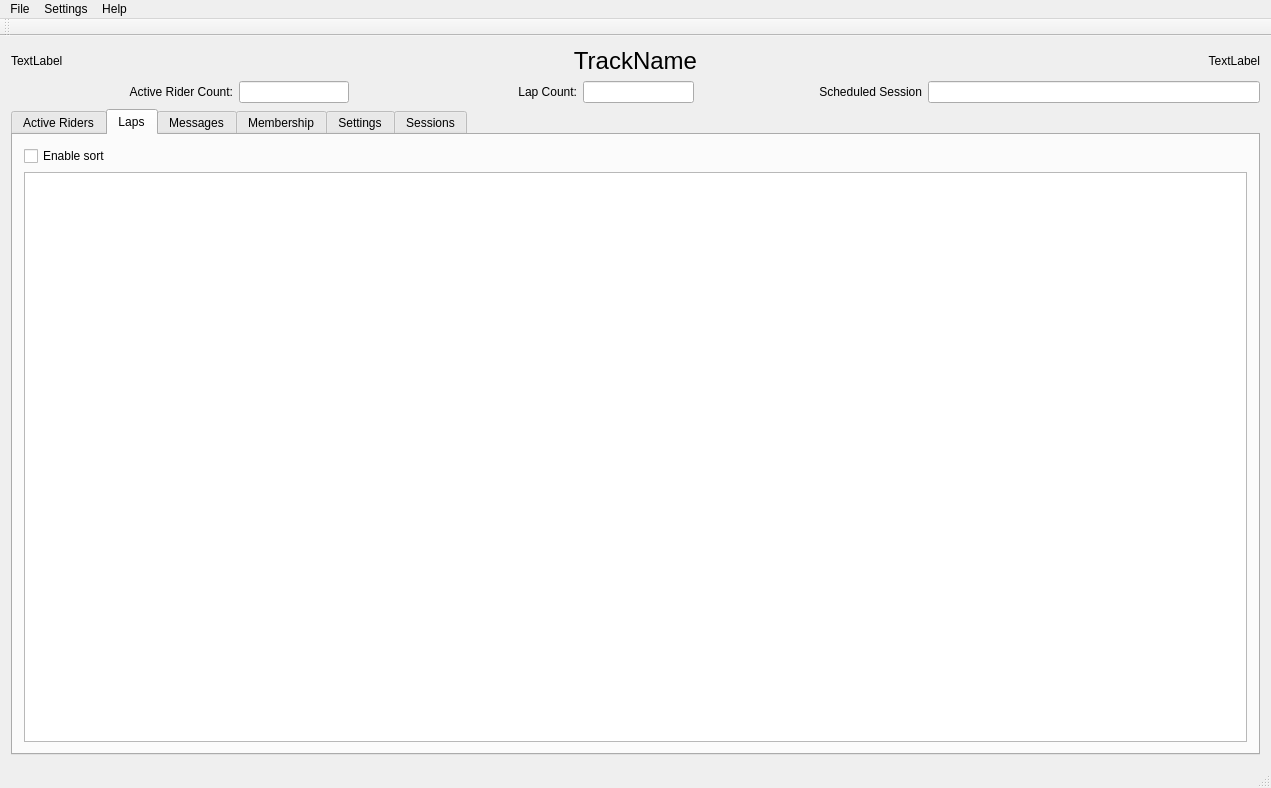
First picture: the form in src/mainwindow.ui, repository mbuckaway/laps, before the edit.
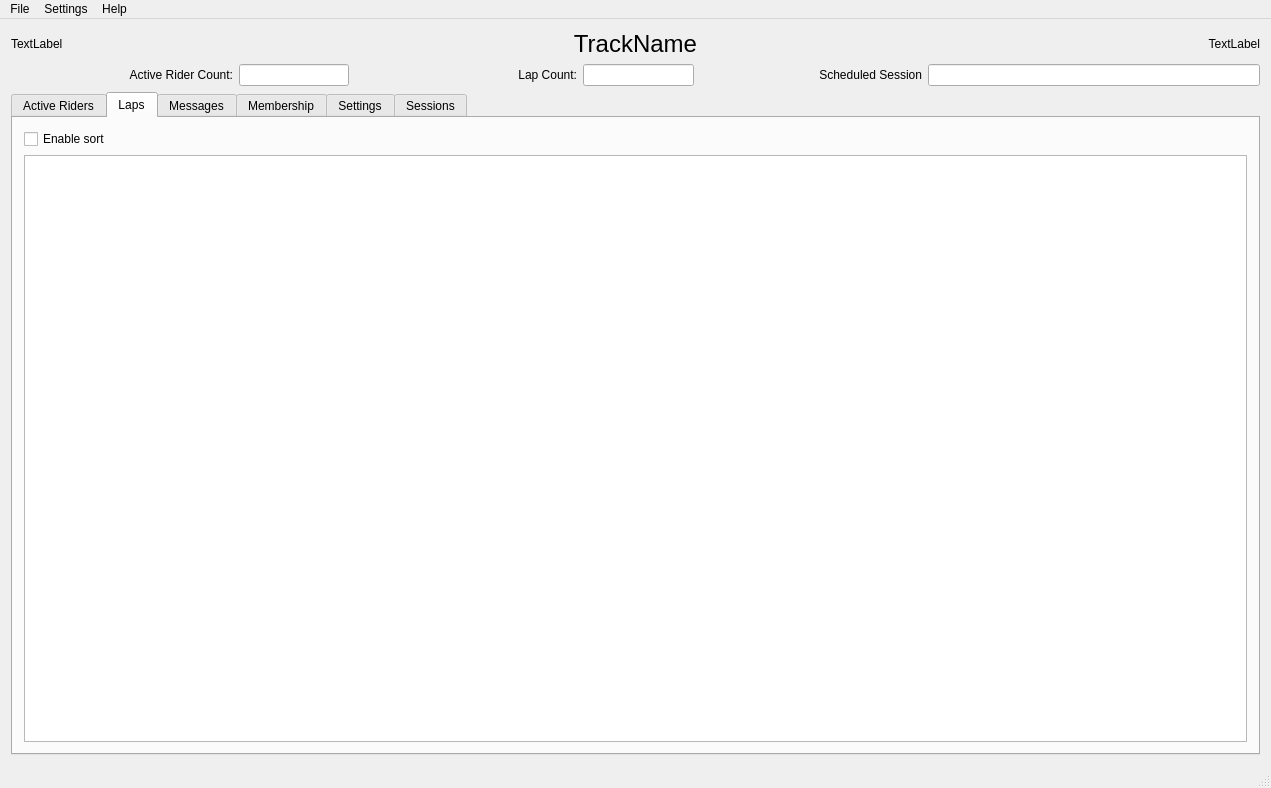
Second picture: the form after the edit.

Patch:
```diff
--- a/src/mainwindow.ui
+++ b/src/mainwindow.ui
@@ -1500,14 +1500,6 @@
    <addaction name="menuSettings"/>
    <addaction name="menuHelp"/>
   </widget>
-  <widget class="QToolBar" name="mainToolBar">
-   <attribute name="toolBarArea">
-    <enum>TopToolBarArea</enum>
-   </attribute>
-   <attribute name="toolBarBreak">
-    <bool>false</bool>
-   </attribute>
-  </widget>
   <widget class="QStatusBar" name="statusBar"/>
  </widget>
  <layoutdefault spacing="6" margin="11"/>
```
Left out of the diff: 6 changed lines with no effect on the pictures.
